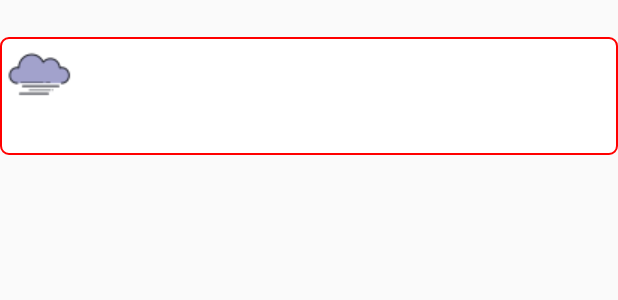
After one commit to kylin0925/weahter, an Android app: the layout daily_item.xml on its own in the app's theme, with its tools: preview values and no code run, on a phone screen of 412 x 824 dp. The commit adds this screen. Shown: the top 300 px of the screen. Run offline under Robolectric (Android 15) with nearby library versions, the phone set to English and light mode, and no system bars.

Commit message:
change to use listview for daily ui.

```diff
--- /dev/null
+++ b/app/src/main/res/layout/daily_item.xml
@@ -0,0 +1,46 @@
+<?xml version="1.0" encoding="utf-8"?>
+<RelativeLayout xmlns:android="http://schemas.android.com/apk/res/android"
+    android:layout_width="match_parent"
+    android:layout_height="match_parent"
+    xmlns:tools="http://schemas.android.com/tools">
+
+    <TextView
+        android:id="@+id/txtStartTime"
+        android:layout_width="wrap_content"
+        android:layout_height="wrap_content"
+        android:layout_alignParentLeft="false"
+        android:layout_alignParentStart="false"
+        android:layout_below="@+id/txtLocation"
+        android:text=""
+        android:textSize="18sp" />
+
+    <LinearLayout
+        android:layout_below="@+id/txtStartTime"
+        android:background="@drawable/rounded_corner"
+        android:orientation="vertical"
+        android:layout_width="match_parent"
+        android:layout_height="wrap_content">
+
+
+    <ImageView
+        android:id="@+id/ivWeather"
+        android:layout_width="wrap_content"
+        android:layout_height="wrap_content"
+        android:layout_below="@+id/txtStartTime"
+        android:src="@drawable/icons8_fog_50" />
+
+    <TextView
+        android:id="@+id/txtTemp"
+        android:layout_width="wrap_content"
+        android:layout_height="wrap_content"
+        android:layout_alignParentEnd="true"
+        android:layout_alignParentStart="true"
+        android:layout_below="@+id/ivWeather"
+        android:layout_marginLeft="2dp"
+
+        android:text=""
+        android:textSize="20dp"
+        android:layout_alignParentLeft="true"
+        android:layout_alignParentRight="true" />
+    </LinearLayout>
+</RelativeLayout>
```
Also changed, not shown: app/src/main/java/ap/ky/weather/DailyAdapter.java (added, +76 -0 lines), app/src/main/java/ap/ky/weather/PageView.java (+33 -30 lines), app/src/main/res/layout/pageview_daily_layout.xml (+89 -81 lines).
